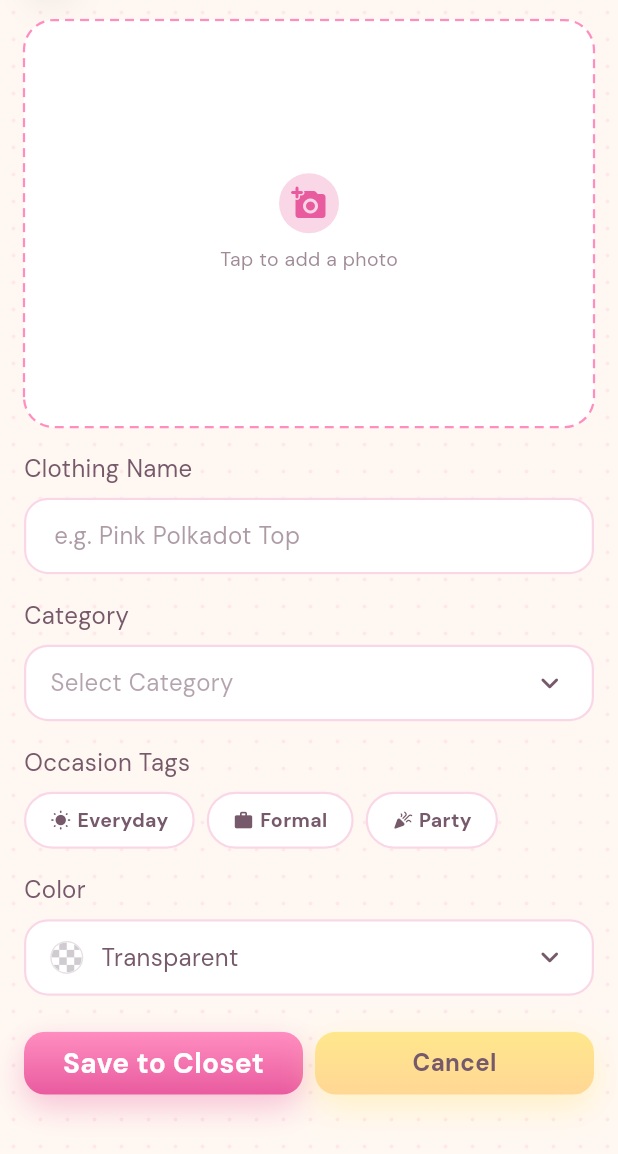
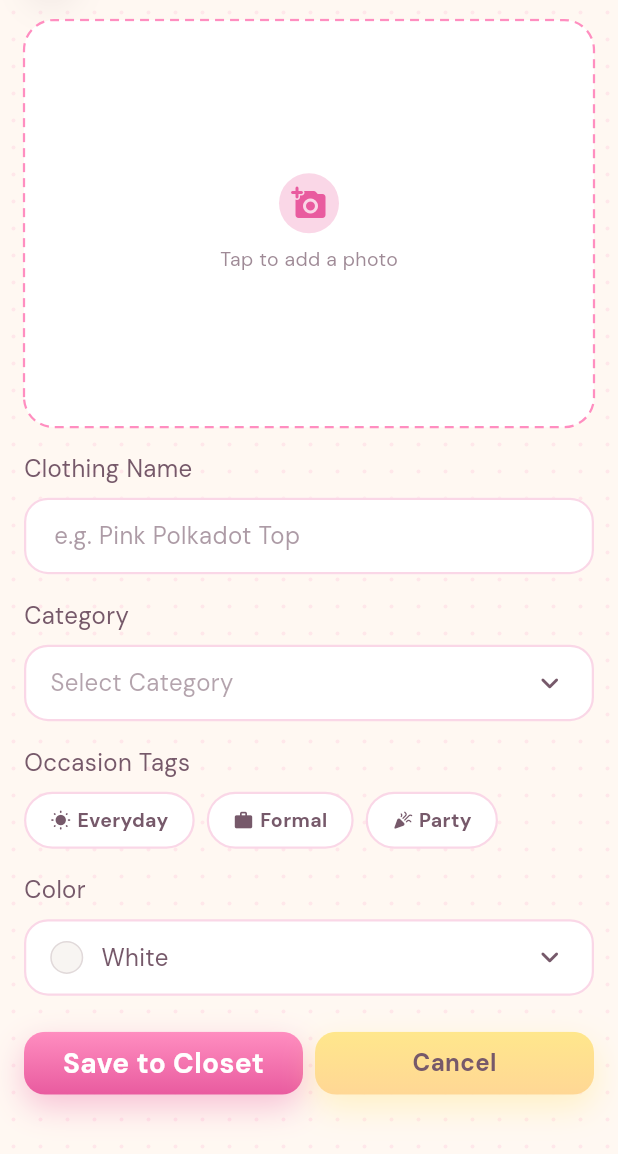
Before and after one commit to sofiademesa/love-my-closet, a Flutter app: the screen it shows once a user with an empty profile is signed in, after a tap on "Add Clothes", on a phone screen of 412 x 824 dp, the part 82-1236 px from its top. Run offline on Flutter 3.47's test engine with Material 3 defaults, Android fonts, the phone set to English and light mode, and no system bars; our stand-ins replace device_preview, image_picker, supabase_flutter; missing offline and left inert: dart:js_interop; accounts and stored records are empty; network calls fail.

Commit message:
Fixed Outfit Builder Overflow & Changed Clothes' BG Color Dot

```diff
--- a/lib/data/closet_store.dart
+++ b/lib/data/closet_store.dart
@@ -293,7 +293,7 @@ class ClosetStore extends ChangeNotifier {
       name: row.name,
       category: row.category,
       occasion: row.occasion,
-      color: row.color,
+      color: normalizeClothingColor(row.color),
       isFavorite: row.isFavorite,
       imagePath: row.imagePath,
       imageUrl: row.imagePath == null ? null : _signedUrls[row.imagePath],
--- a/lib/models/clothing_item.dart
+++ b/lib/models/clothing_item.dart
@@ -19,8 +19,16 @@ const clothingColors = [
   'White',
   'Black',
   'Multicolor',
-  'Transparent',
 ];
+
+/// Default Color for new items and the fallback for anything unrecognised.
+const defaultClothingColor = 'White';
+
+/// Maps a stored color to one that is still offered. Items saved before
+/// 'Transparent' was removed (or any unknown value) become White, so the
+/// Color dropdown never receives a value that isn't in its list.
+String normalizeClothingColor(String? name) =>
+    name != null && clothingColors.contains(name) ? name : defaultClothingColor;
 
 /// Occasion tags used by the Occasion Tags chip picker, matching the design
 /// system's FilterChips component.
@@ -38,7 +46,7 @@ class ClothingItem {
     required this.occasion,
     this.daysUnworn = 0,
     this.icon = Icons.checkroom_rounded,
-    this.color = 'Transparent',
+    this.color = defaultClothingColor,
     this.isFavorite = false,
     this.timesWorn = 0,
     this.lastWorn,
--- a/lib/screens/closet/add_clothes_screen.dart
+++ b/lib/screens/closet/add_clothes_screen.dart
@@ -35,7 +35,7 @@ class _AddClothesScreenState extends State<AddClothesScreen> {
   final _nameController = TextEditingController();
   String? _category;
   String? _occasion;
-  String? _color = 'Transparent';
+  String? _color = defaultClothingColor;
   /// Transparent PNG cutout from the photo flow. Uploaded as-is on Save; the
   /// preview backdrop color is only stored as the item's Color.
   Uint8List? _photoBytes;
@@ -50,7 +50,7 @@ class _AddClothesScreenState extends State<AddClothesScreen> {
   Future<void> _pickPhoto() async {
     final photo = await Navigator.of(context).push<ProcessedPhoto>(
       AppPageRoute(
-        builder: (_) => AddingItemPhotoScreen(initialBackground: _color ?? 'Transparent'),
+        builder: (_) => AddingItemPhotoScreen(initialBackground: _color ?? defaultClothingColor),
       ),
     );
     if (photo != null) {
@@ -76,7 +76,7 @@ class _AddClothesScreenState extends State<AddClothesScreen> {
         name: _nameController.text.trim(),
         category: _category!,
         occasion: _occasion ?? 'Everyday',
-        color: _color ?? 'Transparent',
+        color: _color ?? defaultClothingColor,
         photoPng: _photoBytes,
       );
       if (!mounted) return;
@@ -115,7 +115,7 @@ class _AddClothesScreenState extends State<AddClothesScreen> {
               const SizedBox(height: Spacing.md),
               PhotoPicker(
                 imageBytes: _photoBytes,
-                backgroundColorName: _color ?? 'Transparent',
+                backgroundColorName: _color ?? defaultClothingColor,
                 onPick: _pickPhoto,
                 onRemove: () => setState(() => _photoBytes = null),
               ),
--- a/lib/screens/closet/adding_item_photo_screen.dart
+++ b/lib/screens/closet/adding_item_photo_screen.dart
@@ -27,11 +27,8 @@ class ProcessedPhoto {
   final String backgroundColorName;
 }
 
-/// Preview backdrops, Transparent first (the default).
-final List<String> _previewBackgrounds = [
-  'Transparent',
-  ...clothingColors.where((c) => c != 'Transparent'),
-];
+/// Preview backdrops: the same colors as the Color dropdown (White default).
+final List<String> _previewBackgrounds = List.unmodifiable(clothingColors);
 
 enum _Phase { idle, picking, processing }
 
@@ -42,7 +39,7 @@ enum _Phase { idle, picking, processing }
 class AddingItemPhotoScreen extends StatefulWidget {
   const AddingItemPhotoScreen({
     super.key,
-    this.initialBackground = 'Transparent',
+    this.initialBackground = defaultClothingColor,
     this.photoSource,
     this.backgroundRemover,
   });
@@ -75,7 +72,7 @@ class _AddingItemPhotoScreenState extends State<AddingItemPhotoScreen> {
 
   late String _background = _previewBackgrounds.contains(widget.initialBackground)
       ? widget.initialBackground
-      : 'Transparent';
+      : defaultClothingColor;
 
   bool get _busy => _phase != _Phase.idle;
   bool get _processing => _phase == _Phase.processing;
--- a/lib/widgets/bottom_nav_bar.dart
+++ b/lib/widgets/bottom_nav_bar.dart
@@ -105,7 +105,7 @@ class _NavIcon extends StatelessWidget {
         duration: kMotionDuration(const Duration(milliseconds: 220)),
         curve: Curves.easeOut,
         padding: EdgeInsets.symmetric(
-          horizontal: selected ? 12 : 10,
+          horizontal: selected ? 12 : 8,
           vertical: 10,
         ),
         decoration: BoxDecoration(
@@ -116,7 +116,8 @@ class _NavIcon extends StatelessWidget {
           mainAxisSize: MainAxisSize.min,
           children: [
             _icon(fg),
-            AnimatedSize(
+            Flexible(
+              child: AnimatedSize(
               duration: kMotionDuration(const Duration(milliseconds: 220)),
               curve: Curves.easeOut,
               child: selected
@@ -140,6 +141,7 @@ class _NavIcon extends StatelessWidget {
                       ],
                     )
                   : const SizedBox(width: 0, height: 22),
+            ),
             ),
           ],
         ),
--- a/lib/widgets/clothing_color_dot.dart
+++ b/lib/widgets/clothing_color_dot.dart
@@ -32,7 +32,7 @@ class ClothingColorDot extends StatelessWidget {
     ],
   );
 
-  /// Solid swatch color for [name], or null for 'Transparent' / 'Multicolor'
+  /// Solid swatch color for [name], or null for 'Multicolor'
   /// / unknown names. Lets other widgets (e.g. the photo preview background)
   /// reuse this palette instead of duplicating it.
   static Color? swatchFor(String name) => _swatches[name];
@@ -42,7 +42,6 @@ class ClothingColorDot extends StatelessWidget {
 
   @override
   Widget build(BuildContext context) {
-    if (name == 'Transparent') return _buildTransparent();
     final isMulti = name == 'Multicolor';
     return Container(
       width: size,
@@ -59,49 +58,4 @@ class ClothingColorDot extends StatelessWidget {
       ),
     );
   }
-
-  /// Neutral gray/white checkerboard (not pink, so it stays readable on the
-  /// pale-pink selected row), the usual "see-through" cue.
-  Widget _buildTransparent() {
-    return Container(
-      width: size,
-      height: size,
-      decoration: BoxDecoration(
-        shape: BoxShape.circle,
-        border: Border.all(
-          color: AppColors.mutedBrown.withValues(alpha: 0.18),
-          width: 1,
-        ),
-      ),
-      child: ClipOval(
-        child: CustomPaint(
-          painter: _CheckerPainter(const Color(0xFFCFCBD1)),
-        ),
-      ),
-    );
-  }
 }
-
-class _CheckerPainter extends CustomPainter {
-  _CheckerPainter(this.tint);
-
-  final Color tint;
-
-  @override
-  void paint(Canvas canvas, Size size) {
-    const cells = 4;
-    final cell = size.width / cells;
-    canvas.drawRect(Offset.zero & size, Paint()..color = AppColors.white);
-    final paint = Paint()..color = tint;
-    for (var r = 0; r < cells; r++) {
-      for (var c = 0; c < cells; c++) {
-        if ((r + c).isOdd) {
-          canvas.drawRect(Rect.fromLTWH(c * cell, r * cell, cell, cell), paint);
-        }
-      }
-    }
-  }
-
-  @override
-  bool shouldRepaint(_CheckerPainter old) => old.tint != tint;
-}
--- a/lib/widgets/photo_picker.dart
+++ b/lib/widgets/photo_picker.dart
@@ -2,6 +2,7 @@ import 'dart:typed_data';
 
 import 'package:flutter/material.dart';
 
+import '../models/clothing_item.dart';
 import '../theme.dart';
 import 'clothing_thumb.dart';
 import 'photo_preview_background.dart';
@@ -15,7 +16,7 @@ class PhotoPicker extends StatelessWidget {
     super.key,
     this.imagePath,
     this.imageBytes,
-    this.backgroundColorName = 'Transparent',
+    this.backgroundColorName = defaultClothingColor,
     required this.onPick,
     this.onRemove,
     this.icon = Icons.checkroom_rounded,
@@ -27,8 +28,8 @@ class PhotoPicker extends StatelessWidget {
   /// A real photo to display. Takes priority over [imagePath].
   final Uint8List? imageBytes;
 
-  /// Preview-only backdrop behind [imageBytes] ('Transparent' shows a
-  /// checkerboard). Never merged into the image itself.
+  /// Preview-only backdrop behind [imageBytes]. Never merged into the
+  /// image itself.
   final String backgroundColorName;
   final VoidCallback onPick;
   final VoidCallback? onRemove;
```
Also changed, not shown: lib/widgets/clothing_thumb.dart (+3 -4 lines), lib/widgets/photo_preview_background.dart (+1 -30 lines).
